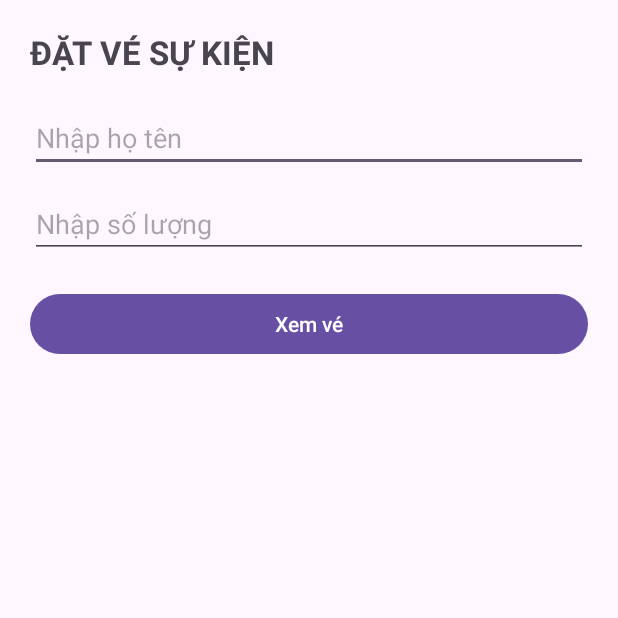
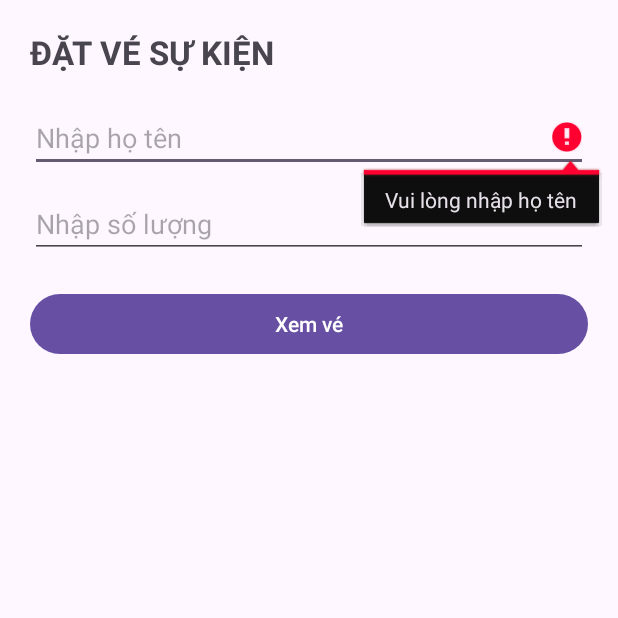
Before and after one commit to Khanh048/KT04_Fragment_2415053122121, an Android app: the screen it shows after launch (MainActivity), after a tap on "Xem vé", on a phone screen of 412 x 824 dp, the top half of it. Run offline under Robolectric (Android 15) with nearby library versions, the phone set to English and light mode, and no system bars.

Commit message:
Moc 3: Tao Fragment nhap va gan giao dien

```diff
--- a/app/src/main/java/vn/udn/ute/week08/kt04_fragment_2415053122121/NhapVeFragment.kt
+++ b/app/src/main/java/vn/udn/ute/week08/kt04_fragment_2415053122121/NhapVeFragment.kt
@@ -3,6 +3,7 @@ package vn.udn.ute.week08.kt04_fragment_2415053122121
 import android.os.Bundle
 import android.view.View
 import android.widget.Button
+import android.widget.EditText
 import androidx.fragment.app.Fragment
 
 class NhapVeFragment : Fragment(R.layout.fragment_nhap_ve) {
@@ -15,5 +16,21 @@ class NhapVeFragment : Fragment(R.layout.fragment_nhap_ve) {
         }
     }
 
-    fun xemVe_2121() = Unit
+    fun xemVe_2121() {
+        val edtHoTen = requireView().findViewById<EditText>(R.id.edtHoTen)
+        val edtSoLuong = requireView().findViewById<EditText>(R.id.edtSoLuong)
+        edtHoTen.error = null
+        edtSoLuong.error = null
+
+        if (edtHoTen.text.toString().isBlank()) {
+            edtHoTen.error = "Vui lòng nhập họ tên"
+            edtHoTen.requestFocus()
+            return
+        }
+
+        if (edtSoLuong.text.toString().trim().toIntOrNull() == null) {
+            edtSoLuong.error = "Số lượng phải là số nguyên"
+            edtSoLuong.requestFocus()
+        }
+    }
 }
```
